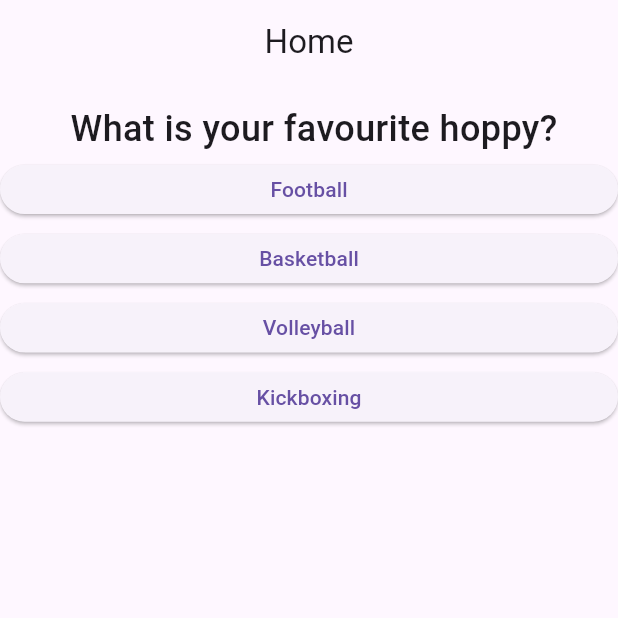
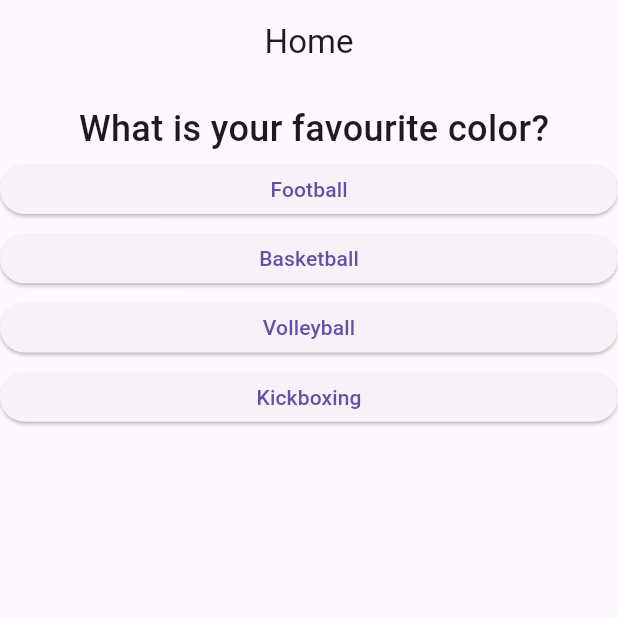
Before and after one commit to Mohamed-Samir-Ibrahim/Quiz, a Flutter app: the screen it shows after launch, after a tap on "Football", on a phone screen of 412 x 824 dp, the top half of it. Run offline on Flutter 3.47's test engine with Material 3 defaults, Android fonts, the phone set to English and light mode, and no system bars.

Commit message:
fix: apply changes in question item while clicking on answers.

```diff
--- /dev/null
+++ b/lib/models/question_item_model.dart
@@ -0,0 +1,12 @@
+class QuestionItemModel {
+  final String title;
+
+  QuestionItemModel({required this.title});
+}
+
+List<QuestionItemModel> questions = [
+  QuestionItemModel(title: 'What is your favourite sport?'),
+  QuestionItemModel(title: 'What is your favourite color?'),
+  QuestionItemModel(title: 'What is your favourite animal?'),
+  QuestionItemModel(title: 'What is your favourite bird?'),
+];
--- a/lib/pages/home_page.dart
+++ b/lib/pages/home_page.dart
@@ -1,9 +1,16 @@
 import 'package:flutter/material.dart';
 import 'package:quiz_app/models/answer_item_model.dart';
+import 'package:quiz_app/models/question_item_model.dart';
 import 'package:quiz_app/widgets/answer_item.dart';
 
-class HomePage extends StatelessWidget {
+class HomePage extends StatefulWidget {
   const HomePage({super.key});
+  @override
+  State<HomePage> createState() => _HomePageState();
+}
+
+class _HomePageState extends State<HomePage> {
+  int questionIndex = 0;
 
   @override
   Widget build(BuildContext context) {
@@ -18,7 +25,7 @@ class HomePage extends StatelessWidget {
                 left: MediaQuery.of(context).size.width * 0.016,
               ),
               child: Text(
-                'What is your favourite hoppy?',
+                questions[questionIndex].title,
                 style: TextStyle(
                   fontSize: MediaQuery.of(context).textScaler.scale(24),
                   fontWeight: FontWeight.w500,
@@ -27,7 +34,16 @@ class HomePage extends StatelessWidget {
             ),
             Column(
               children: answerForFirstQuestion.map((answerMap) {
-                return AnswerItem(answerMap: answerMap);
+                return AnswerItem(
+                  answerMap: answerMap,
+                  questionChangeCallback: () {
+                    if (questionIndex + 1 < questions.length) {
+                      setState(() {
+                        questionIndex += 1;
+                      });
+                    }
+                  },
+                );
               }).toList(),
             ),
           ],
--- a/lib/widgets/answer_item.dart
+++ b/lib/widgets/answer_item.dart
@@ -2,10 +2,11 @@ import 'package:flutter/material.dart';
 import 'package:quiz_app/models/answer_item_model.dart';
 
 class AnswerItem extends StatelessWidget {
-  const AnswerItem({super.key, required this.answerMap});
+  const AnswerItem(
+      {super.key, required this.answerMap, required this.questionChangeCallback});
 
   final AnswerItemModel answerMap;
-
+  final VoidCallback questionChangeCallback;
   @override
   Widget build(BuildContext context) {
     return Padding(
@@ -16,7 +17,10 @@ class AnswerItem extends StatelessWidget {
         height: MediaQuery.of(context).size.height * 0.040,
         width: double.infinity,
         child: ElevatedButton(
-          onPressed: answerMap.onPressed,
+          onPressed: () {
+            answerMap.onPressed();
+            questionChangeCallback();
+          },
           child: Text(answerMap.title),
         ),
       ),
```
